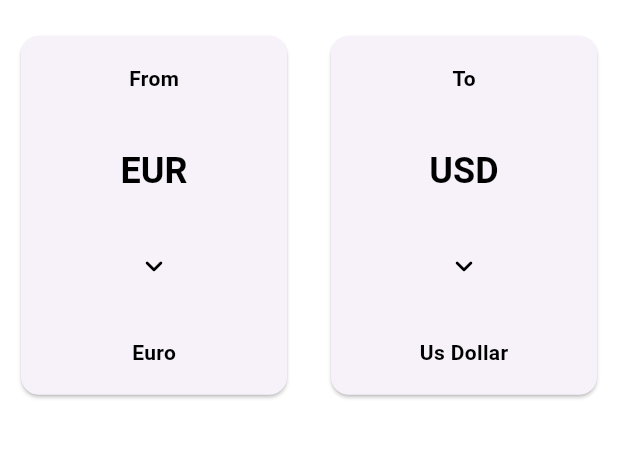
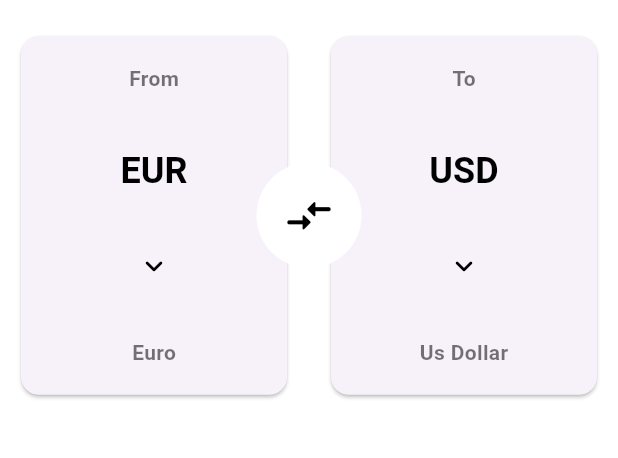
Before and after one commit to DevAdedoyin/RateMateApp, a Flutter app: the HomeScreen screen opened by its route, on a phone screen of 412 x 824 dp, the part 69-527 px from its top. Run offline on Flutter 3.47's test engine with Material 3 defaults, Android fonts, the phone set to English and light mode, and no system bars; our stand-ins replace flutter_dotenv, flutter_riverpod, go_router; Roboto replaces fonts that are missing (Poppins).

```diff
--- a/lib/src/features/currency_exchange/presentation/currency_selector.dart
+++ b/lib/src/features/currency_exchange/presentation/currency_selector.dart
@@ -1,3 +1,4 @@
+import 'package:currnverter/src/constants/colors.dart';
 import 'package:flutter/material.dart';
 
 class CurrencySelector extends StatelessWidget {
@@ -23,16 +24,13 @@ class CurrencySelector extends StatelessWidget {
           mainAxisAlignment: MainAxisAlignment.spaceAround,
           crossAxisAlignment: CrossAxisAlignment.center,
           children: [
-            Text(state),
+            Text(state, style: TextStyle(color: Colors.black54)),
             Text(
               currency,
               style: textTheme.headlineMedium,
             ),
             const Icon(Icons.keyboard_arrow_down_rounded),
-            Text(
-              country,
-
-            ),
+            Text(country, style: TextStyle(color: Colors.black54)),
           ],
         ),
       ),
--- a/lib/src/features/currency_exchange/presentation/home_screen.dart
+++ b/lib/src/features/currency_exchange/presentation/home_screen.dart
@@ -53,21 +53,32 @@ class HomeScreen extends ConsumerWidget {
                 padding: const EdgeInsets.all(10.0),
                 child: SizedBox(
                   width: double.maxFinite,
-                  height: size.height * 0.35,
-                  child: const Stack(children: [
-                    Positioned(
+                  height: size.height * 0.30,
+                  child: Stack(
+                      alignment: Alignment.center,
+                      children: [
+                    const Positioned(
+                        left: 0,
                         child: CurrencySelector(
-                      state: "From",
-                      currency: "EUR",
-                      country: "Euro",
-                    )),
-                    Positioned(
+                          state: "From",
+                          currency: "EUR",
+                          country: "Euro",
+                        )),
+                    const Positioned(
                         right: 0,
                         child: CurrencySelector(
                           state: "To",
                           currency: "USD",
                           country: "Us Dollar",
                         )),
+                    Container(
+                      width: size.width * 0.17,
+                      height: size.width * 0.17,
+                      decoration: BoxDecoration(
+                          borderRadius: BorderRadius.circular(50),
+                          color: Colors.white),
+                      child: const Icon(Icons.compare_arrows_rounded, size: 35,),
+                    ),
                   ]),
                 ),
               )
```
